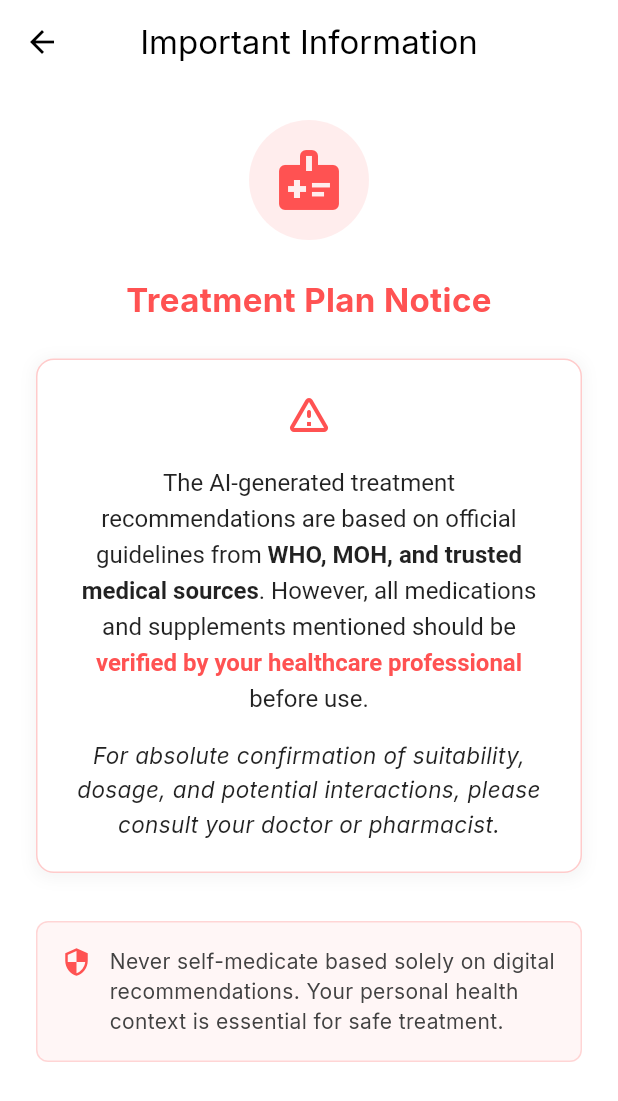
After one commit to MuhdArshadd/HeartCare, a Flutter app: the TreatmentInfoPage screen opened directly, on a phone screen of 412 x 824 dp. The commit adds this screen. Shown: the top 1101 px of the screen. Run offline on Flutter 3.47's test engine with Material 3 defaults, Android fonts, the phone set to English and light mode, and no system bars; our stand-ins replace file_picker, fl_chart, flutter_dotenv, flutter_local_notifications, flutter_timezone, shared_preferences and 1 more; missing offline and left inert: mailer, postgres, tflite_flutter; accounts and stored records are empty.

Commit message:
- notice on treatment plan

```diff
--- /dev/null
+++ b/lib/view/treatment_info_screen.dart
@@ -0,0 +1,154 @@
+import 'package:flutter/material.dart';
+
+class TreatmentInfoPage extends StatelessWidget {
+  const TreatmentInfoPage({super.key});
+
+  @override
+  Widget build(BuildContext context) {
+    return Scaffold(
+      appBar: AppBar(
+        title: const Text('Important Information', style: TextStyle(color: Colors.black)),
+        leading: IconButton(
+          icon: const Icon(Icons.arrow_back, color: Colors.black),
+          onPressed: () => Navigator.pop(context),
+        ),
+        backgroundColor: Colors.white,
+        elevation: 0,
+        centerTitle: true,
+      ),
+      backgroundColor: Colors.white,
+      body: SingleChildScrollView(
+        padding: const EdgeInsets.all(24),
+        child: Column(
+          crossAxisAlignment: CrossAxisAlignment.center,
+          children: [
+            // Warning icon
+            Container(
+              padding: const EdgeInsets.all(16),
+              decoration: BoxDecoration(
+                color: Colors.redAccent.withOpacity(0.1),
+                shape: BoxShape.circle,
+              ),
+              child: const Icon(
+                Icons.medical_information,
+                size: 48,
+                color: Colors.redAccent,
+              ),
+            ),
+            const SizedBox(height: 24),
+
+            // Title
+            const Text(
+              'Treatment Plan Notice',
+              style: TextStyle(
+                fontSize: 22,
+                fontWeight: FontWeight.bold,
+                color: Colors.redAccent,
+              ),
+              textAlign: TextAlign.center,
+            ),
+            const SizedBox(height: 24),
+
+            // Information card
+            Container(
+              padding: const EdgeInsets.all(20),
+              decoration: BoxDecoration(
+                color: Colors.white,
+                borderRadius: BorderRadius.circular(12),
+                border: Border.all(color: Colors.redAccent.withOpacity(0.3)),
+                boxShadow: [
+                  BoxShadow(
+                    color: Colors.grey.withOpacity(0.1),
+                    spreadRadius: 2,
+                    blurRadius: 8,
+                    offset: const Offset(0, 2),
+                  ),
+                ],
+              ),
+              child: Column(
+                children: [
+                  const Icon(Icons.warning_amber_rounded,
+                      color: Colors.redAccent,
+                      size: 32),
+                  const SizedBox(height: 16),
+                  RichText(
+                    textAlign: TextAlign.center,
+                    text: const TextSpan(
+                      style: TextStyle(
+                        fontSize: 16,
+                        height: 1.5,
+                        color: Colors.black87,
+                      ),
+                      children: [
+                        TextSpan(
+                          text: 'The AI-generated treatment recommendations are based on official guidelines from ',
+                        ),
+                        TextSpan(
+                          text: 'WHO, MOH, and trusted medical sources',
+                          style: TextStyle(fontWeight: FontWeight.bold),
+                        ),
+                        TextSpan(
+                          text: '. However, all medications and supplements mentioned should be ',
+                        ),
+                        TextSpan(
+                          text: 'verified by your healthcare professional',
+                          style: TextStyle(
+                            fontWeight: FontWeight.bold,
+                            color: Colors.redAccent,
+                          ),
+                        ),
+                        TextSpan(
+                          text: ' before use.',
+                        ),
+                      ],
+                    ),
+                  ),
+                  const SizedBox(height: 16),
+                  const Text(
+                    'For absolute confirmation of suitability, dosage, and potential interactions, please consult your doctor or pharmacist.',
+                    style: TextStyle(
+                      fontSize: 15,
+                      fontStyle: FontStyle.italic,
+                      height: 1.5,
+                      color: Colors.black87,
+                    ),
+                    textAlign: TextAlign.center,
+                  ),
+                ],
+              ),
+            ),
+            const SizedBox(height: 32),
+
+            // Safety notice
+            Container(
+              padding: const EdgeInsets.all(16),
+              decoration: BoxDecoration(
+                color: Colors.redAccent.withOpacity(0.05),
+                borderRadius: BorderRadius.circular(8),
+                border: Border.all(color: Colors.redAccent.withOpacity(0.2)),
+              ),
+              child: Row(
+                crossAxisAlignment: CrossAxisAlignment.start,
+                children: [
+                  const Icon(Icons.security, color: Colors.redAccent, size: 20),
+                  const SizedBox(width: 12),
+                  Expanded(
+                    child: Text(
+                      'Never self-medicate based solely on digital recommendations. Your personal health context is essential for safe treatment.',
+                      style: TextStyle(
+                        fontSize: 14,
+                        height: 1.4,
+                        color: Colors.grey.shade800,
+                      ),
+                    ),
+                  ),
+                ],
+              ),
+            ),
+            const SizedBox(height: 24),
+          ],
+        ),
+      ),
+    );
+  }
+}
--- a/lib/view/treatment_screen.dart
+++ b/lib/view/treatment_screen.dart
@@ -1,6 +1,7 @@
 import 'package:flutter/material.dart';
 import 'package:heartcare/controller/treatment_controller.dart';
 import 'package:heartcare/view/app_bar/appbar.dart';
+import 'package:heartcare/view/treatment_info_screen.dart';
 import 'package:heartcare/view/treatment_timeline_section.dart';
 import 'package:provider/provider.dart';
 import '../controller/notification_service.dart';
@@ -227,9 +228,27 @@ class _TreatmentPageState extends State<TreatmentPage> {
         child: ListView(
           padding: const EdgeInsets.all(16.0),
           children: [
-            const Text(
-              'Treatment Plan',
-              style: TextStyle(fontSize: 24, fontWeight: FontWeight.bold),
+            Row(
+              mainAxisAlignment: MainAxisAlignment.spaceBetween,
+              children: [
+                const Text(
+                  'Treatment Plan',
+                  style: TextStyle(fontSize: 24, fontWeight: FontWeight.bold),
+                ),
+                GestureDetector(
+                  onTap: () {
+                    Navigator.push(
+                      context,
+                      MaterialPageRoute(builder: (context) => const TreatmentInfoPage()),
+                    );
+                  },
+                  child: const Icon(
+                    Icons.info,
+                    color: Colors.blue,
+                    size: 35,
+                  ),
+                ),
+              ],
             ),
             const SizedBox(height: 16),
             Container(
```
